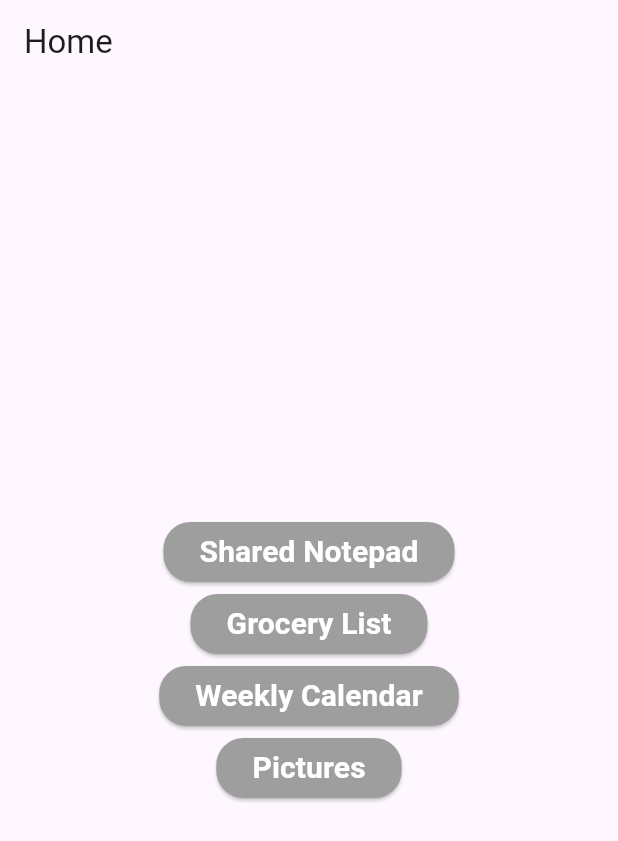
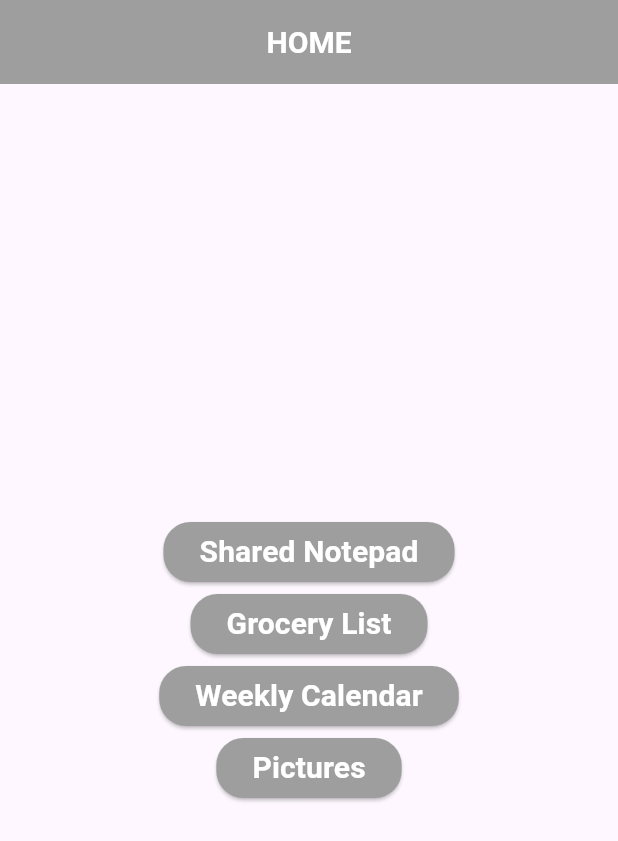
Before and after one commit to Evertonwsmith/sandbox, a Flutter app: the screen it shows after launch, on a phone screen of 412 x 824 dp. Shown: the top 841 px of the screen. Run offline on Flutter 3.47's test engine with Material 3 defaults, Android fonts, the phone set to English and light mode, and no system bars; our stand-ins replace image_picker, shared_preferences.

Commit message:
fourth: more functionality

```diff
--- /dev/null
+++ b/lib/Styles/fonts.dart
@@ -0,0 +1,7 @@
+import 'package:flutter/material.dart';
+
+TextStyle mainWhite = TextStyle(
+  color: Colors.white,
+  fontSize: 20,
+  fontWeight: FontWeight.bold,
+);
--- a/lib/Widget/homeButtons.dart
+++ b/lib/Widget/homeButtons.dart
@@ -1,4 +1,5 @@
 import 'package:flutter/material.dart';
+import 'package:sandbox/Styles/fonts.dart';
 
 class homeButtons extends StatelessWidget {
   final pageName;
@@ -11,7 +12,6 @@ class homeButtons extends StatelessWidget {
     return ElevatedButton(
         style: ButtonStyle(
           backgroundColor: MaterialStateProperty.all(Colors.grey),
-          foregroundColor: MaterialStateProperty.all(Colors.white),
           shape: MaterialStateProperty.all(RoundedRectangleBorder(
             borderRadius: BorderRadius.circular(18.0),
           )),
@@ -26,11 +26,7 @@ class homeButtons extends StatelessWidget {
         },
         child: Text(
           title,
-          style: TextStyle(
-            color: Colors.white,
-            fontWeight: FontWeight.bold,
-            fontSize: 20.0,
-          ),
+          style: mainWhite,
         ));
   }
 }
--- a/lib/grocery_list.dart
+++ b/lib/grocery_list.dart
@@ -1,6 +1,7 @@
 import 'dart:convert';
 import 'package:flutter/material.dart';
 import 'package:sandbox/Logic/grocery_sort.dart';
+import 'package:sandbox/Styles/fonts.dart';
 import 'package:sandbox/Widget/groceryItem.dart';
 import 'package:shared_preferences/shared_preferences.dart';
 
@@ -56,6 +57,10 @@ class _groceryListState extends State<groceryList> {
     return Scaffold(
       appBar: AppBar(
         title: Text("Grocery List"),
+        backgroundColor: Colors.grey[500],
+        elevation: 0,
+        titleTextStyle: mainWhite,
+        titleSpacing: 15,
       ),
       body: Column(
         children: [
--- a/lib/home.dart
+++ b/lib/home.dart
@@ -1,4 +1,5 @@
 import 'package:flutter/material.dart';
+import 'package:sandbox/Styles/fonts.dart';
 import 'package:sandbox/Widget/homeButtons.dart';
 import 'package:sandbox/grocery_list.dart';
 import 'package:sandbox/notepad.dart';
@@ -12,7 +13,11 @@ class home extends StatelessWidget {
   Widget build(BuildContext context) {
     return Scaffold(
       appBar: AppBar(
-        title: Text('Home'),
+        title: Center(child: Text('HOME')),
+        backgroundColor: Colors.grey[500],
+        elevation: 0,
+        titleTextStyle: mainWhite,
+        titleSpacing: 15,
       ),
       body: Center(
           child: Column(
--- a/lib/notepad.dart
+++ b/lib/notepad.dart
@@ -1,4 +1,5 @@
 import 'package:flutter/material.dart';
+import 'package:sandbox/Styles/fonts.dart';
 import 'package:shared_preferences/shared_preferences.dart';
 
 class Notepad extends StatefulWidget {
@@ -45,6 +46,10 @@ class _NotepadState extends State<Notepad> {
     return Scaffold(
       appBar: AppBar(
         title: Text('Notepad'),
+        backgroundColor: Colors.grey[500],
+        elevation: 0,
+        titleTextStyle: mainWhite,
+        titleSpacing: 15,
       ),
       body: Column(
         mainAxisAlignment: MainAxisAlignment.spaceEvenly,
--- a/lib/pictures.dart
+++ b/lib/pictures.dart
@@ -2,6 +2,7 @@ import 'dart:io';
 
 import 'package:flutter/material.dart';
 import 'package:image_picker/image_picker.dart';
+import 'package:sandbox/Styles/fonts.dart';
 import 'package:sandbox/Widget/picture.dart';
 
 class pictures extends StatefulWidget {
@@ -22,6 +23,10 @@ class _PicturesState extends State<pictures> {
     return Scaffold(
       appBar: AppBar(
         title: Text("Pictures"),
+        backgroundColor: Colors.grey[500],
+        elevation: 0,
+        titleTextStyle: mainWhite,
+        titleSpacing: 15,
       ),
       body: Column(
         children: [
```
Also changed, not shown: lib/calendar.dart (+27 -7 lines).
